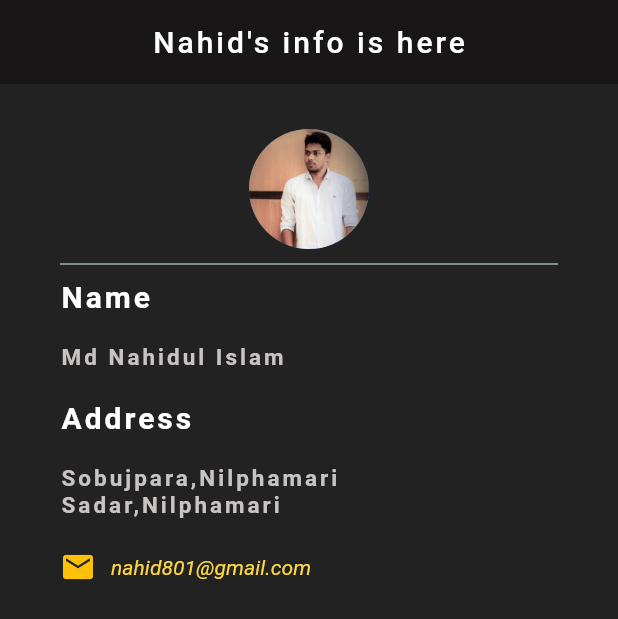
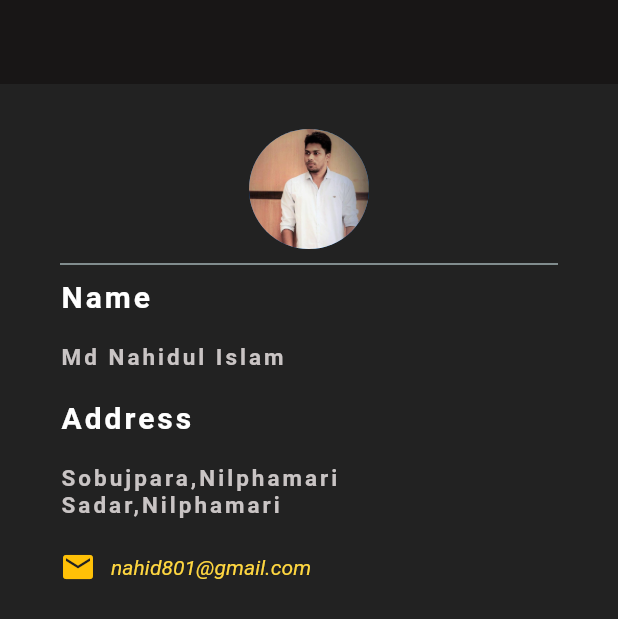
Before and after one commit to nahidbd11/flutter-beginerApp-myInfo, a Flutter app: the screen it shows after launch, on a phone screen of 412 x 824 dp. Shown: the top 619 px of the screen. Run offline on Flutter 3.47's test engine with Material 2 defaults, Android fonts, the phone set to English and light mode, and no system bars.

Commit message:
remove appbar title

```diff
--- a/lib/main.dart
+++ b/lib/main.dart
@@ -15,12 +15,6 @@ class MyInfoApp extends StatelessWidget {
     return Scaffold(
       backgroundColor: Colors.black87,
       appBar: AppBar(
-        title: const Text(
-          "Nahid's info is here",
-          style: TextStyle(
-            letterSpacing: 2,
-          ),
-        ),
         elevation: 0,
         backgroundColor: Color.fromARGB(255, 24, 22, 22),
         centerTitle: true,
```
